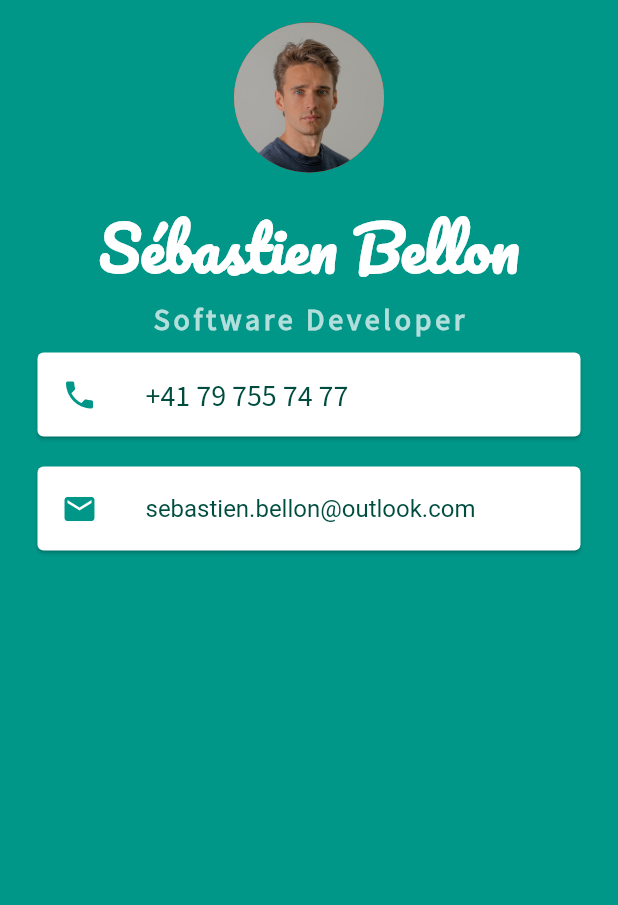
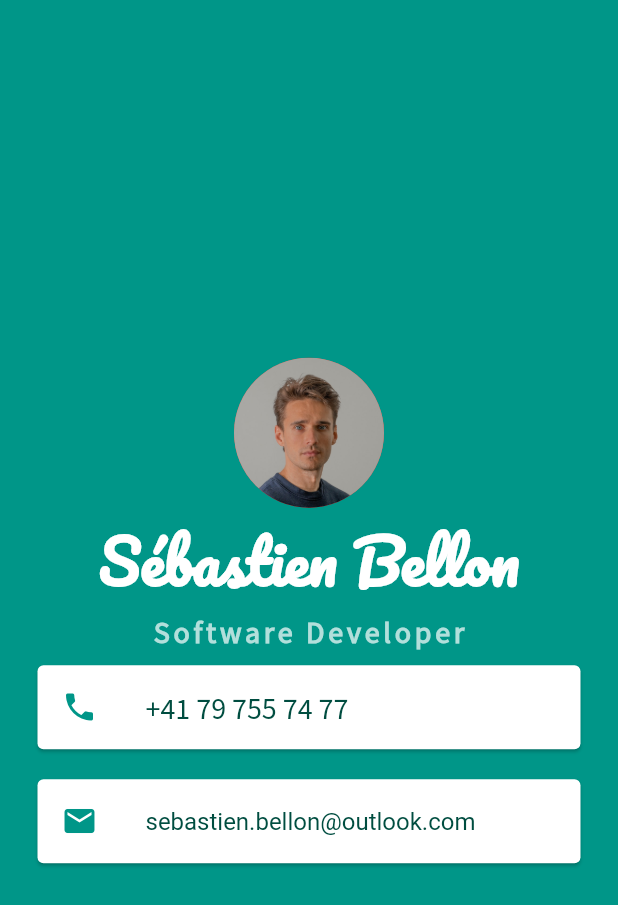
Before and after one commit to sebastienBellon/miCard, a Flutter app: the screen it shows after launch, on a phone screen of 412 x 824 dp. Shown: the top 905 px of the screen. Run offline on Flutter 3.47's test engine with Material 2 defaults, Android fonts, the phone set to English and light mode, and no system bars.

Commit message:
♻️ center column on the middle of the screen + removed padding around avatar

```diff
--- a/lib/main.dart
+++ b/lib/main.dart
@@ -15,14 +15,13 @@ class MyApp extends StatelessWidget {
       home: Scaffold(
         backgroundColor: Colors.teal,
         body: SafeArea(
-          child: Column(children: <Widget>[
-            const Padding(
-              padding: EdgeInsets.all(15.0),
-              child: CircleAvatar(
+          child: Column(
+              mainAxisAlignment: MainAxisAlignment.center,
+              children: <Widget>[
+                const CircleAvatar(
                   radius: 50,
                   backgroundColor: Colors.red,
                   backgroundImage: AssetImage('images/avatar.jpg'),
-              ),
                 ),
                 const Text(
                   'Sébastien Bellon',
```
Lines whose indentation alone changed are shown as unchanged.
